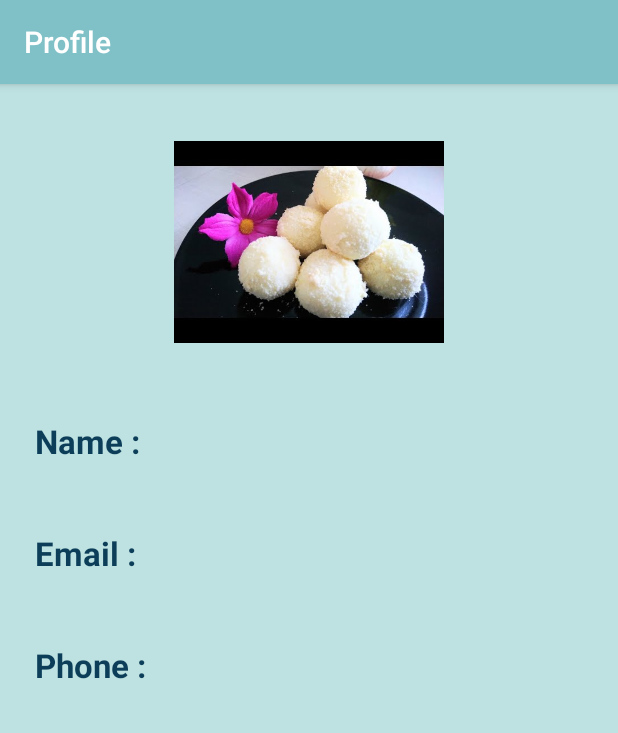
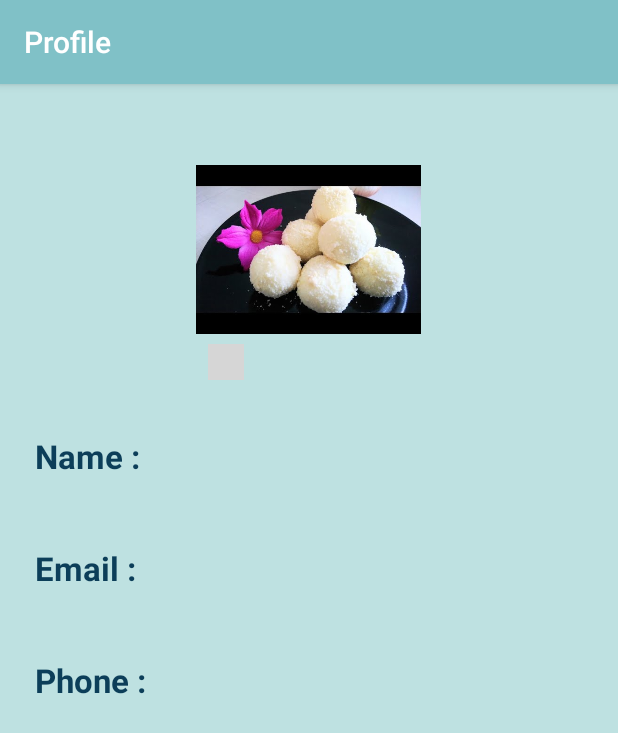
Before and after one commit to TanjinaRahman/AndroidApplicationProject_2, an Android app: the profile screen opened directly, with no data from a screen before it, on a phone screen of 412 x 824 dp. Shown: the top 733 px of the screen. Run offline under Robolectric (Android 15) with nearby library versions, the phone set to English and light mode, and no system bars; our stand-ins replace Firebase (no records; nobody signed in at launch, a user with empty details on screens opened directly); 3 statements that could not run were skipped; grey boxes are pictures that could not be loaded.

Commit message:
small change in header xml, viewholder, profile and details.

```diff
--- a/app/build.gradle
+++ b/app/build.gradle
@@ -4,7 +4,7 @@ android {
     compileSdkVersion 28
     defaultConfig {
         applicationId "com.example.tinni.myway"
-        minSdkVersion 18
+        minSdkVersion 21
         targetSdkVersion 28
         versionCode 1
         versionName "1.0"
@@ -45,5 +45,7 @@ dependencies {
     implementation 'com.rengwuxian.materialedittext:library:2.1.4'
     implementation 'de.hdodenhof:circleimageview:2.2.0'
     implementation 'com.squareup.picasso:picasso:2.5.2'
+    implementation 'com.cepheuen.elegant-number-button:lib:1.0.2'
+    implementation 'info.hoang8f:fbutton:1.0.5'
 }
 apply plugin: 'com.google.gms.google-services'
--- a/app/src/main/java/com/example/tinni/myway/Dress.java
+++ b/app/src/main/java/com/example/tinni/myway/Dress.java
@@ -10,7 +10,6 @@ import android.widget.Toast;
 
 import com.example.tinni.myway.Interface.ItemClickListener;
 import com.example.tinni.myway.Model.Product;
-import com.example.tinni.myway.ViewHolder.MenuViewHolder;
 import com.firebase.ui.database.FirebaseRecyclerAdapter;
 import com.google.firebase.database.DatabaseReference;
 import com.google.firebase.database.FirebaseDatabase;
--- a/app/src/main/java/com/example/tinni/myway/Fruits.java
+++ b/app/src/main/java/com/example/tinni/myway/Fruits.java
@@ -10,7 +10,6 @@ import android.widget.Toast;
 
 import com.example.tinni.myway.Interface.ItemClickListener;
 import com.example.tinni.myway.Model.Product;
-import com.example.tinni.myway.ViewHolder.MenuViewHolder;
 import com.firebase.ui.database.FirebaseRecyclerAdapter;
 import com.google.firebase.database.DatabaseReference;
 import com.google.firebase.database.FirebaseDatabase;
--- a/app/src/main/java/com/example/tinni/myway/Handicrafts.java
+++ b/app/src/main/java/com/example/tinni/myway/Handicrafts.java
@@ -10,7 +10,6 @@ import android.widget.Toast;
 
 import com.example.tinni.myway.Interface.ItemClickListener;
 import com.example.tinni.myway.Model.Product;
-import com.example.tinni.myway.ViewHolder.MenuViewHolder;
 import com.firebase.ui.database.FirebaseRecyclerAdapter;
 import com.google.firebase.database.DatabaseReference;
 import com.google.firebase.database.FirebaseDatabase;
--- a/app/src/main/java/com/example/tinni/myway/profile.java
+++ b/app/src/main/java/com/example/tinni/myway/profile.java
@@ -1,8 +1,14 @@
 package com.example.tinni.myway;
 
+import android.content.Intent;
+import android.graphics.drawable.Drawable;
 import android.os.Bundle;
 import android.support.annotation.NonNull;
+import android.support.annotation.Nullable;
+import android.support.v4.provider.DocumentFile;
 import android.support.v7.app.AppCompatActivity;
+import android.view.View;
+import android.widget.ImageButton;
 import android.widget.ImageView;
 import android.widget.TextView;
 
@@ -15,8 +21,9 @@ import com.google.firebase.database.ValueEventListener;
 
 public class profile extends AppCompatActivity {
 
-    private ImageView propic;
     private TextView nam,mail,phn;
+    private ImageView profile_img;
+    private ImageButton edit_profile_img;
      FirebaseAuth auth;
      FirebaseDatabase db;
      DatabaseReference user;
@@ -26,6 +33,8 @@ public class profile extends AppCompatActivity {
     protected void onCreate(Bundle savedInstanceState) {
         super.onCreate(savedInstanceState);
         setContentView(R.layout.activity_profile);
+
+        InitializeUIComponents();
 
         auth =FirebaseAuth.getInstance();
 
@@ -57,4 +66,39 @@ public class profile extends AppCompatActivity {
 
 
     }
+
+    @Override
+    protected void onActivityResult(int requestCode, int resultCode, @Nullable Intent data) {
+        if(resultCode==RESULT_OK){
+            switch (requestCode){
+                case 1010:{
+                    DocumentFile file=DocumentFile.fromSingleUri(profile.this,data.getData());
+                    profile_img.setImageDrawable(
+                         Drawable.createFromPath(UriUtils.getDocumentFileAbsPath(file,profile.this))
+                    );
+
+
+
+                    // todo upload profile image and set it as profile image.
+
+
+
+                    break;
+                }
+            }
+        }
+    }
+
+    private void InitializeUIComponents() {
+        profile_img=findViewById(R.id.profile_img);
+        edit_profile_img=findViewById(R.id.edit_profile_img);
+        edit_profile_img.setOnClickListener(new View.OnClickListener() {
+            @Override
+            public void onClick(View v) {
+                Intent intent=new Intent(Intent.ACTION_OPEN_DOCUMENT);
+                intent.setType("image/*");
+                startActivityForResult(intent,1010);
+            }
+        });
+    }
 }
--- a/app/src/main/res/layout/activity_profile.xml
+++ b/app/src/main/res/layout/activity_profile.xml
@@ -16,9 +16,24 @@
         android:layout_gravity="center">
 
         <ImageView
-            android:layout_width="180dp"
-            android:layout_height="180dp"
-            android:src="@drawable/food"/>
+            android:id="@+id/profile_img"
+            android:layout_width="150dp"
+            android:layout_height="150dp"
+            android:adjustViewBounds="true"
+            android:src="@drawable/food"
+            android:layout_centerInParent="true"/>
+
+        <ImageButton
+            android:id="@+id/edit_profile_img"
+            android:layout_width="24dp"
+            android:layout_height="24dp"
+            android:layout_below="@+id/profile_img"
+            android:layout_alignParentLeft="true"
+            android:layout_margin="8dp"
+            android:layout_marginTop="-12dp"
+            android:layout_marginEnd="8dp"
+            android:background="#00000000"
+            android:src="@drawable/edit_icon" />
 
     </RelativeLayout>
 
@@ -38,7 +53,7 @@
         <TextView
             android:layout_width="match_parent"
             android:layout_height="wrap_content"
-            android:text="name"
+            android:text=""
             android:textSize="22dp"
             android:textColor="@color/base"
             android:id="@+id/t1"/>
@@ -63,7 +78,7 @@
         android:id="@+id/t2"
         android:layout_width="match_parent"
         android:layout_height="wrap_content"
-        android:text="TextView"
+        android:text=""
         android:textSize="22dp"
         android:textColor="@color/base"
         />
@@ -89,7 +104,7 @@
         android:id="@+id/t3"
         android:layout_width="match_parent"
         android:layout_height="wrap_content"
-        android:text="TextView"
+        android:text=""
         android:textSize="22dp"
         android:textColor="@color/base"
         />
--- a/app/src/main/res/layout/header.xml
+++ b/app/src/main/res/layout/header.xml
@@ -15,7 +15,7 @@
         android:id="@+id/nm"
         android:layout_width="wrap_content"
         android:layout_height="wrap_content"
-        android:text="Name"
+        android:text=""
         android:textColor="@color/base"
         android:textSize="20dp"
         android:textStyle="bold"
@@ -25,7 +25,7 @@
         android:id="@+id/eml"
         android:layout_width="wrap_content"
         android:layout_height="wrap_content"
-        android:text="abcd@gmail.com"
+        android:text=""
         android:textColor="@color/base"
         android:textSize="17dp"/>
 
```
Also changed, not shown: app/src/main/AndroidManifest.xml (+16 -9 lines), app/src/main/java/com/example/tinni/myway/Model/Product.java (+12 -1 lines), app/src/main/java/com/example/tinni/myway/food.java (+7 -4 lines), app/src/main/res/values/styles.xml (+10 -0 lines).
